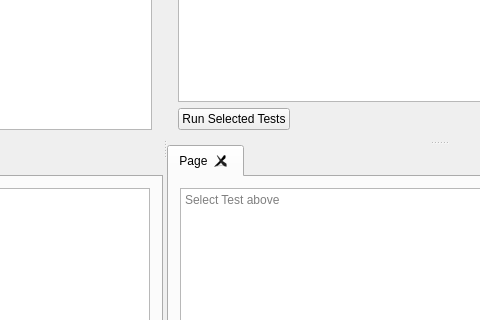
The window that src/mainwindow.ui (Crystal-Photonics/crystalTestFrameworkApp) describes before a commit, drawn with Qt 5; both pictures show x 392 to 872 and y 161 to 481 of the 1113 by 599 pixel window.
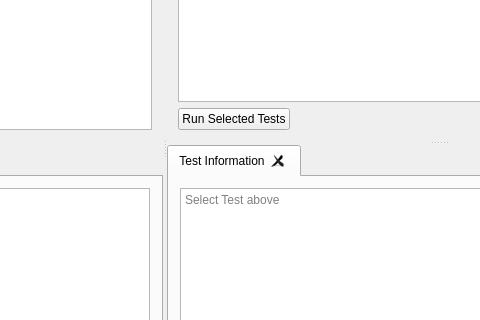
The same window after the commit.

Commit message: Creating new tab when a test is run works now.

Diff of the .ui file:
```diff
--- a/src/mainwindow.ui
+++ b/src/mainwindow.ui
@@ -191,7 +191,7 @@
         </property>
         <widget class="QWidget" name="tab">
          <attribute name="title">
-          <string>Page</string>
+          <string>Test Information</string>
          </attribute>
          <layout class="QVBoxLayout" name="verticalLayout_4">
           <item>
```
Left out of the diff: 2 changed lines with no effect on the pictures. The commit also changes 2 other files.
